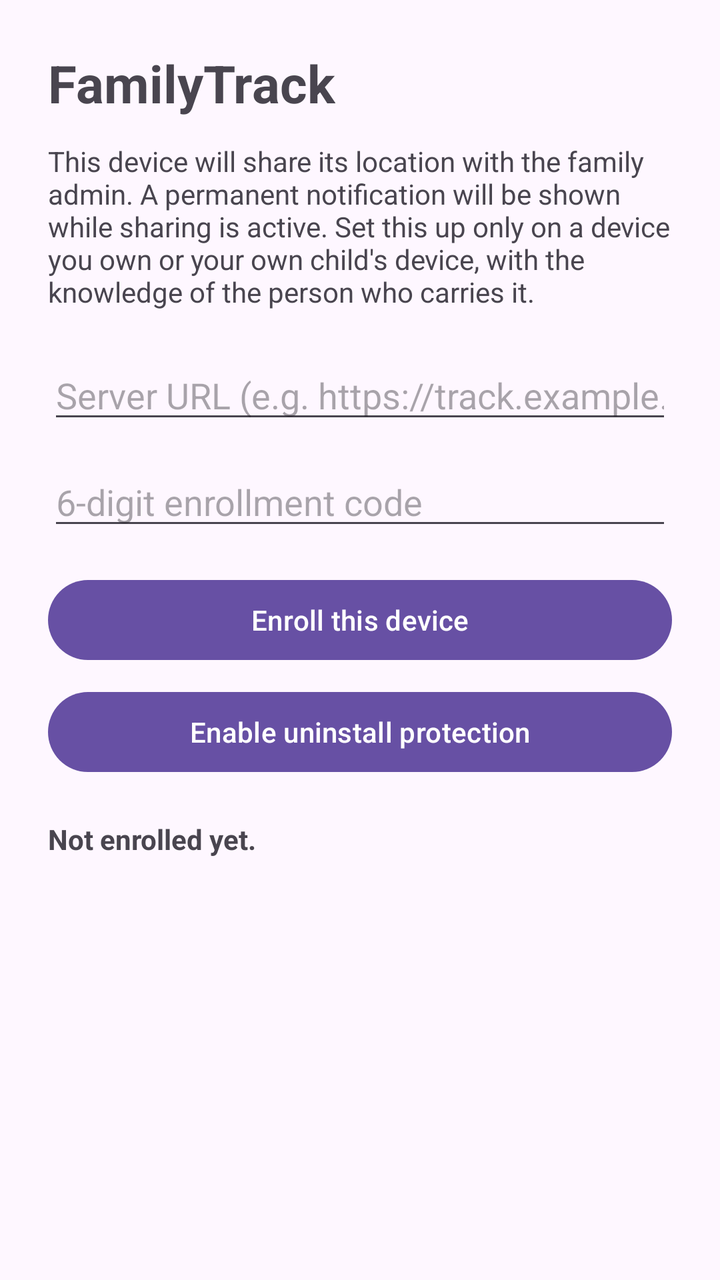
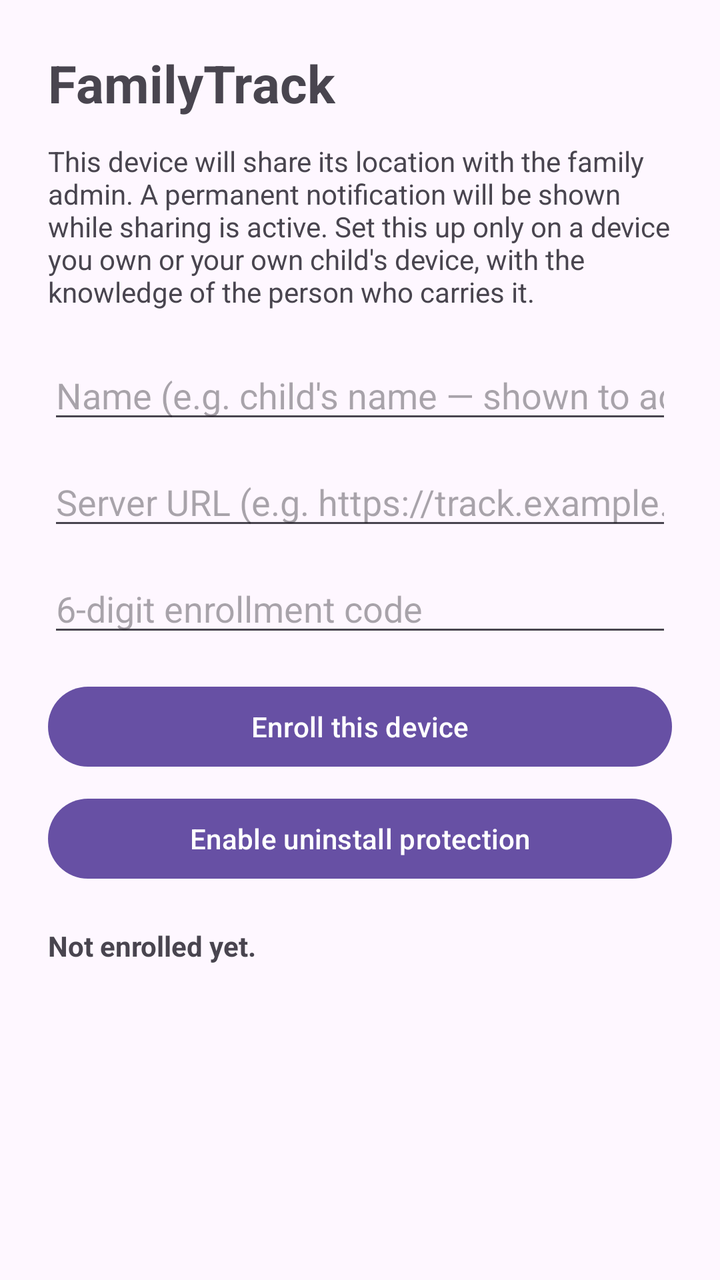

Two renders of the same Android screen: before a commit and after it. Below are the layout's source before the change and the commit's diff.
<!-- AndroidManifest.xml: application theme Theme.Material3.DayNight -->
<!-- res/layout/activity_main.xml -->
<?xml version="1.0" encoding="utf-8"?>
<ScrollView xmlns:android="http://schemas.android.com/apk/res/android"
    android:layout_width="match_parent"
    android:layout_height="match_parent"
    android:padding="24dp">

    <LinearLayout
        android:layout_width="match_parent"
        android:layout_height="wrap_content"
        android:orientation="vertical">

        <TextView
            android:layout_width="wrap_content"
            android:layout_height="wrap_content"
            android:text="@string/app_name"
            android:textSize="26sp"
            android:textStyle="bold" />

        <TextView
            android:id="@+id/consent"
            android:layout_width="match_parent"
            android:layout_height="wrap_content"
            android:layout_marginTop="12dp"
            android:text="This device will share its location with the family admin. A permanent notification will be shown while sharing is active. Set this up only on a device you own or your own child's device, with the knowledge of the person who carries it." />

        <EditText
            android:id="@+id/serverUrl"
            android:layout_width="match_parent"
            android:layout_height="wrap_content"
            android:layout_marginTop="20dp"
            android:hint="Server URL (e.g. https://track.example.com)"
            android:inputType="textUri" />

        <EditText
            android:id="@+id/code"
            android:layout_width="match_parent"
            android:layout_height="wrap_content"
            android:layout_marginTop="12dp"
            android:hint="6-digit enrollment code"
            android:inputType="number"
            android:maxLength="6" />

        <Button
            android:id="@+id/enrollBtn"
            android:layout_width="match_parent"
            android:layout_height="wrap_content"
            android:layout_marginTop="16dp"
            android:text="Enroll this device" />

        <Button
            android:id="@+id/adminBtn"
            android:layout_width="match_parent"
            android:layout_height="wrap_content"
            android:layout_marginTop="8dp"
            android:text="Enable uninstall protection" />

        <TextView
            android:id="@+id/status"
            android:layout_width="match_parent"
            android:layout_height="wrap_content"
            android:layout_marginTop="20dp"
            android:textStyle="bold"
            android:text="Not enrolled yet." />
    </LinearLayout>
</ScrollView>
<!-- resources referenced by this layout -->
<resources>
  <string name="app_name">FamilyTrack</string>
  <style name="Theme.Material3.DayNight" parent="Theme.Material3.DayNight.NoActionBar" />
</resources>

<!-- the commit's change to res/layout/activity_main.xml (unified diff, before → after) -->
@@ -24,10 +24,19 @@
             android:text="This device will share its location with the family admin. A permanent notification will be shown while sharing is active. Set this up only on a device you own or your own child's device, with the knowledge of the person who carries it." />
 
         <EditText
+            android:id="@+id/childName"
+            android:layout_width="match_parent"
+            android:layout_height="wrap_content"
+            android:layout_marginTop="20dp"
+            android:hint="Name (e.g. child's name — shown to admin)"
+            android:inputType="textPersonName"
+            android:maxLength="40" />
+
+        <EditText
             android:id="@+id/serverUrl"
             android:layout_width="match_parent"
             android:layout_height="wrap_content"
-            android:layout_marginTop="20dp"
+            android:layout_marginTop="12dp"
             android:hint="Server URL (e.g. https://track.example.com)"
             android:inputType="textUri" />
 
